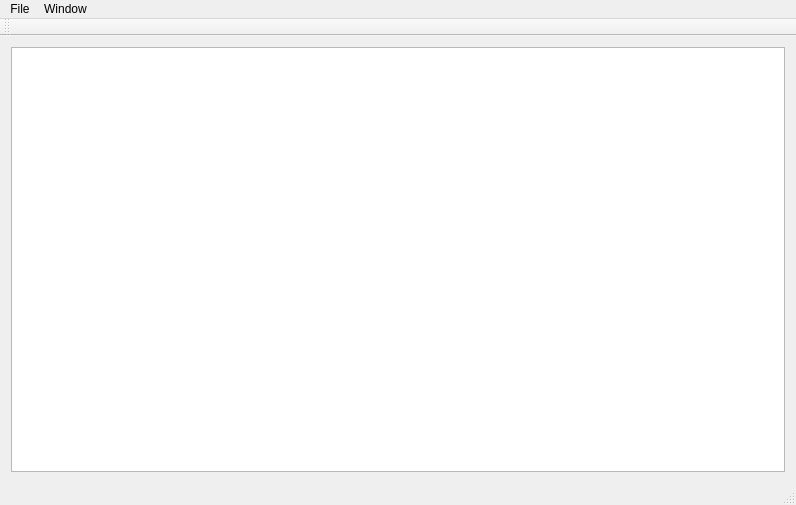
Old version of the form dwarfexplorer/MainWindow.ui in the repository ragundo/DwarfExplorer.
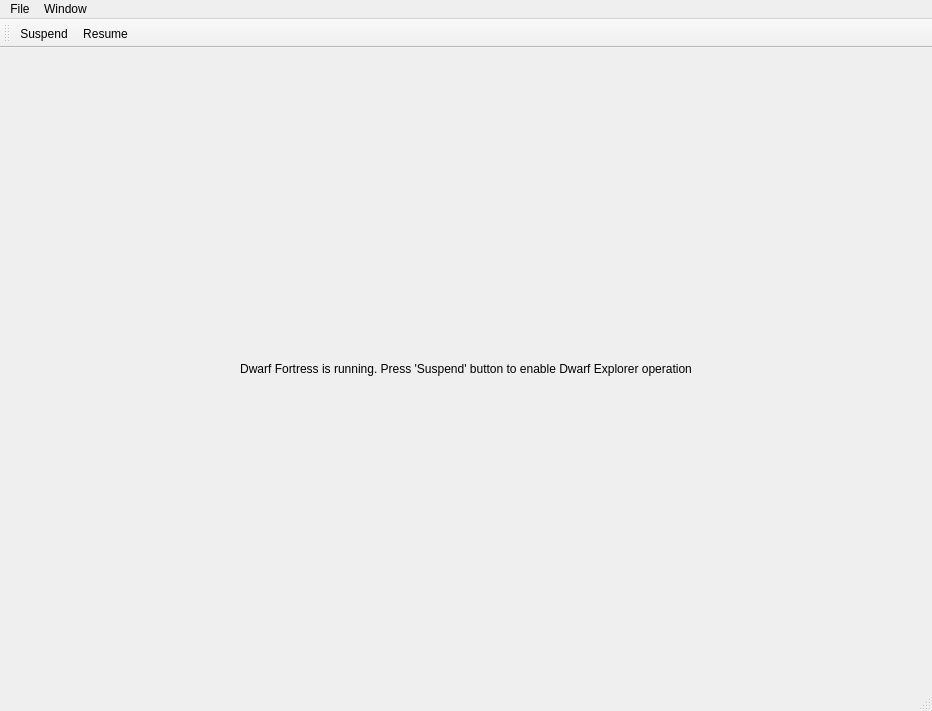
New version of the form. Icons and pictures are not drawn.

```diff
--- a/dwarfexplorer/MainWindow.ui
+++ b/dwarfexplorer/MainWindow.ui
@@ -6,16 +6,68 @@
    <rect>
     <x>0</x>
     <y>0</y>
-    <width>796</width>
-    <height>505</height>
+    <width>932</width>
+    <height>711</height>
    </rect>
   </property>
   <property name="windowTitle">
    <string>Dwarf  Explorer - df.global</string>
   </property>
   <widget class="QWidget" name="centralWidget">
+        <layout class="QVBoxLayout" name="verticalLayout">
+<!--
+            <item>
    <layout class="QHBoxLayout" name="horizontalLayout">
     <item>
+                        <widget class="QLabel" name="filter_label">
+                            <property name="text">
+                                <string>Filter: </string>
+                            </property>
+                        </widget>
+                    </item>
+                    <item>
+                        <widget class="QLineEdit" name="filter_edit"/>
+                    </item>
+                    <item>
+                        <widget class="QPushButton" name="filter_clear">
+                            <property name="text">
+                                <string>Clear</string>
+                            </property>
+                            <property name="icon">
+                                <iconset theme="edit-clear">
+                                    <normaloff>.</normaloff>.
+                                </iconset>
+                            </property>
+                        </widget>
+                    </item>
+                </layout>
+            </item>
+-->
+            <item>
+                <widget class="QStackedWidget" name="stackedWidget">
+                    <widget class="QWidget" name="page_label">
+                        <layout class="QVBoxLayout" name="verticalLayout_2">
+                            <item>
+                                <widget class="QLabel" name="label">
+                                    <property name="sizePolicy">
+                                        <sizepolicy hsizetype="Expanding" vsizetype="Expanding">
+                                            <horstretch>0</horstretch>
+                                            <verstretch>0</verstretch>
+                                        </sizepolicy>
+                                    </property>
+                                    <property name="text">
+                                        <string>Dwarf Fortress is running. Press 'Suspend' button to enable Dwarf Explorer operation</string>
+                                    </property>
+                                    <property name="alignment">
+                                        <set>Qt::AlignCenter</set>
+                                    </property>
+                                </widget>
+                            </item>
+                        </layout>
+                    </widget>
+                    <widget class="QWidget" name="page_treeview">
+                        <layout class="QVBoxLayout" name="verticalLayout3">
+                            <item>
      <widget class="QTreeView" name="treeView">
       <property name="minimumSize">
        <size>
@@ -32,6 +84,13 @@
       <attribute name="headerMinimumSectionSize">
        <number>40</number>
       </attribute>
+                                    <attribute name="headerDefaultSectionSize">
+                                        <number>120</number>
+                                    </attribute>
+                                </widget>
+                            </item>
+                        </layout>
+                    </widget>
      </widget>
     </item>
    </layout>
@@ -41,7 +100,7 @@
     <rect>
      <x>0</x>
      <y>0</y>
-     <width>796</width>
+                <width>932</width>
      <height>25</height>
     </rect>
    </property>
@@ -62,14 +121,46 @@
    <addaction name="menuFile"/>
    <addaction name="menuWindow"/>
   </widget>
-  <widget class="QToolBar" name="mainToolBar">
+    <widget class="QToolBar" name="tool_bar">
+        <property name="windowTitle">
+            <string>toolBar</string>
+        </property>
+        <property name="toolButtonStyle">
+            <enum>Qt::ToolButtonTextUnderIcon</enum>
+        </property>
    <attribute name="toolBarArea">
     <enum>TopToolBarArea</enum>
    </attribute>
    <attribute name="toolBarBreak">
     <bool>false</bool>
    </attribute>
-  </widget>
+        <addaction name="suspend_action"/>
+        <addaction name="resume_action"/>
+    </widget>
+    <action name="suspend_action">
+        <property name="icon">
+            <iconset theme="media-playback-pause">
+            <normaloff>.</normaloff>.</iconset>
+        </property>
+        <property name="text">
+            <string>Suspend</string>
+        </property>
+        <property name="toolTip">
+            <string>Suspend DF so data can be accessed</string>
+        </property>
+    </action>
+    <action name="resume_action">
+        <property name="icon">
+            <iconset theme="media-playback-start">
+            <normaloff>.</normaloff>.</iconset>
+        </property>
+        <property name="text">
+            <string>Resume</string>
+        </property>
+        <property name="toolTip">
+            <string>Resume DF</string>
+        </property>
+    </action>
   <widget class="QStatusBar" name="statusBar"/>
   <action name="actionExit">
    <property name="text">
```
Left out of the diff: 11 changed lines with no effect on the pictures. Lines whose indentation alone changed are shown as unchanged.
